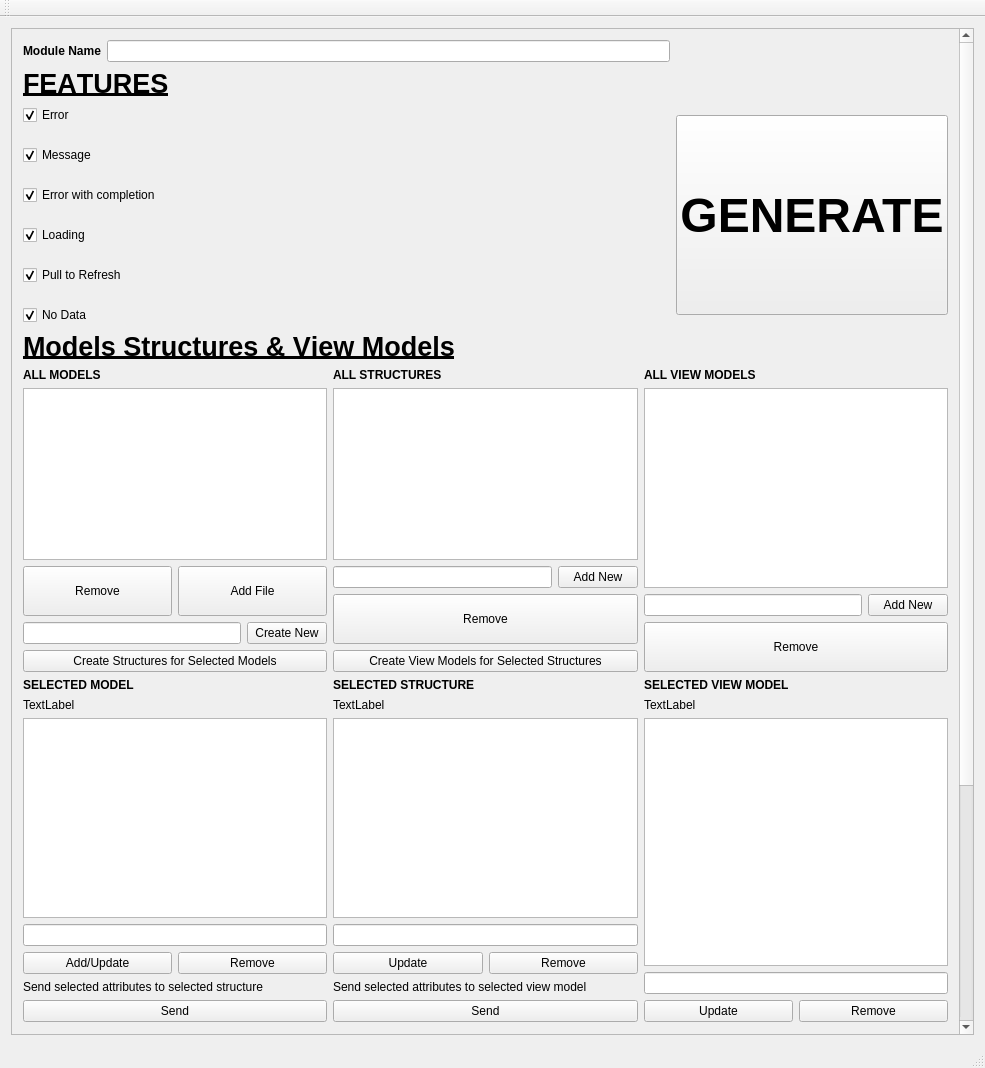
This is mainwindow.ui in bibekdari/viperArchitectureGenerator as Qt 5 draws it before an edit. The edited form follows.
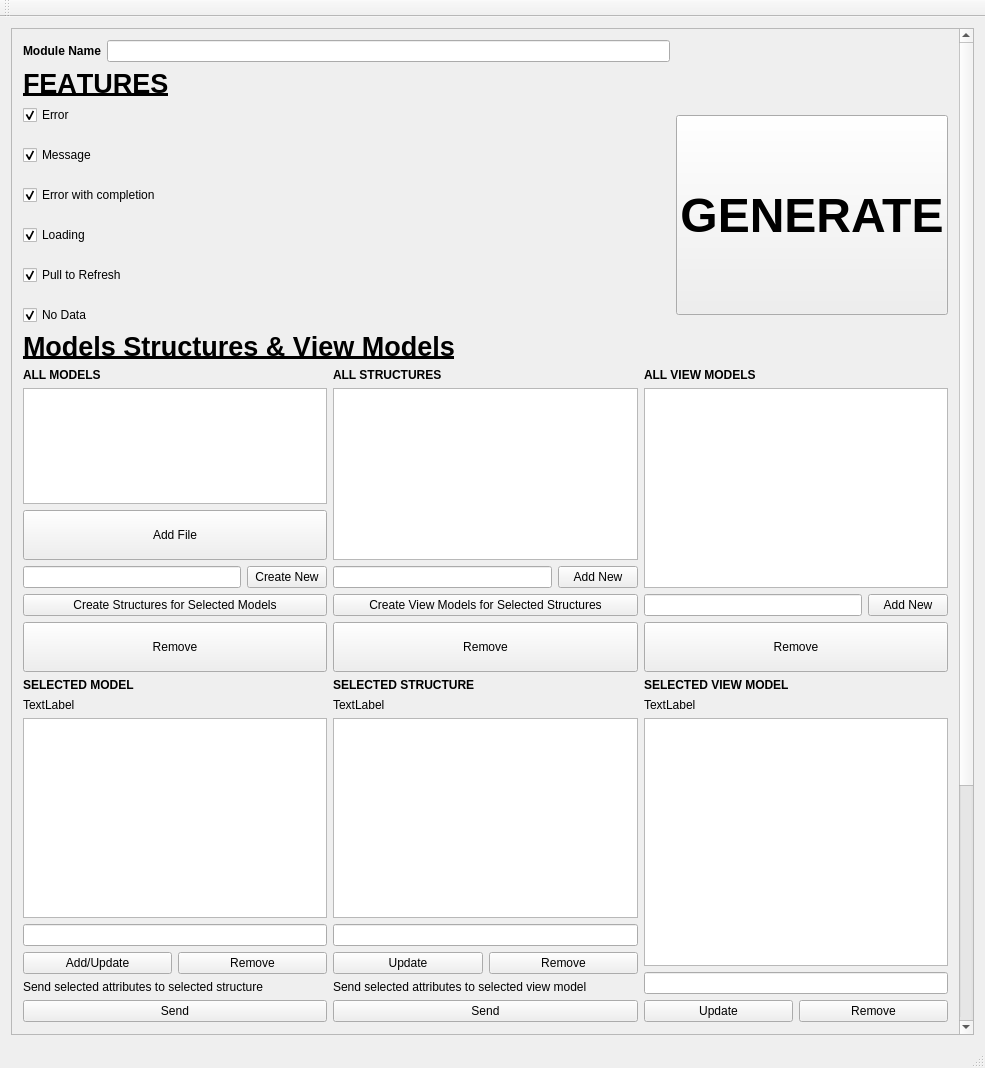
This is the edited form.

Commit message: create new view model and validate module name

Patch:
```diff
--- a/mainwindow.ui
+++ b/mainwindow.ui
@@ -165,27 +165,6 @@
              </widget>
             </item>
             <item>
-             <layout class="QHBoxLayout" name="horizontalLayout_9">
-              <item>
-               <widget class="QPushButton" name="pushButtonRemoveModel">
-                <property name="minimumSize">
-                 <size>
-                  <width>0</width>
-                  <height>50</height>
-                 </size>
-                </property>
-                <property name="maximumSize">
-                 <size>
-                  <width>16777215</width>
-                  <height>16777215</height>
-                 </size>
-                </property>
-                <property name="text">
-                 <string>Remove</string>
-                </property>
-               </widget>
-              </item>
-              <item>
                <widget class="QPushButton" name="pushButtonAddModelFile">
                 <property name="minimumSize">
                  <size>
@@ -204,8 +183,6 @@
                 </property>
                </widget>
               </item>
-             </layout>
-            </item>
             <item>
              <layout class="QHBoxLayout" name="horizontalLayout_14">
               <item>
@@ -227,6 +204,29 @@
               </property>
              </widget>
             </item>
+            <item>
+             <layout class="QHBoxLayout" name="horizontalLayout_9">
+              <item>
+               <widget class="QPushButton" name="pushButtonRemoveModel">
+                <property name="minimumSize">
+                 <size>
+                  <width>0</width>
+                  <height>50</height>
+                 </size>
+                </property>
+                <property name="maximumSize">
+                 <size>
+                  <width>16777215</width>
+                  <height>16777215</height>
+                 </size>
+                </property>
+                <property name="text">
+                 <string>Remove</string>
+                </property>
+               </widget>
+              </item>
+             </layout>
+            </item>
            </layout>
           </item>
           <item>
@@ -268,25 +268,6 @@
               </item>
              </layout>
             </item>
-            <item>
-             <widget class="QPushButton" name="pushButtonRemoveStructure">
-              <property name="minimumSize">
-               <size>
-                <width>0</width>
-                <height>50</height>
-               </size>
-              </property>
-              <property name="maximumSize">
-               <size>
-                <width>16777215</width>
-                <height>16777215</height>
-               </size>
-              </property>
-              <property name="text">
-               <string>Remove</string>
-              </property>
-             </widget>
-            </item>
             <item>
              <widget class="QPushButton" name="pushButtonCreateViewModelForSelectedStructures">
               <property name="text">
@@ -294,6 +275,25 @@
               </property>
              </widget>
             </item>
+            <item>
+             <widget class="QPushButton" name="pushButtonRemoveStructure">
+              <property name="minimumSize">
+               <size>
+                <width>0</width>
+                <height>50</height>
+               </size>
+              </property>
+              <property name="maximumSize">
+               <size>
+                <width>16777215</width>
+                <height>16777215</height>
+               </size>
+              </property>
+              <property name="text">
+               <string>Remove</string>
+              </property>
+             </widget>
+            </item>
            </layout>
           </item>
           <item>
```
Left out of the diff: 12 changed lines with no effect on the pictures. Lines whose indentation alone changed are shown as unchanged. The commit also changes 2 other files.
